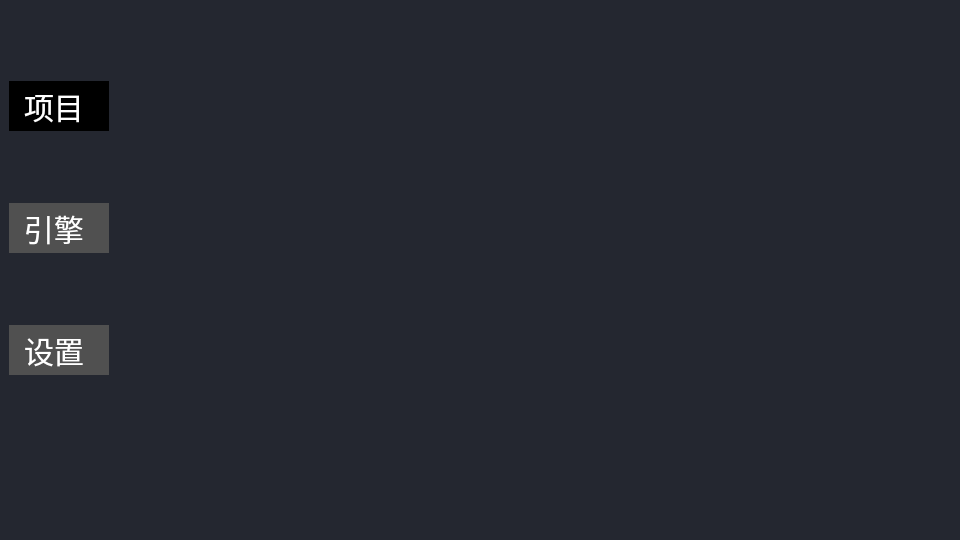
gameguo/cute_editor, file src/editor/cute_window.ui: the form before one commit.
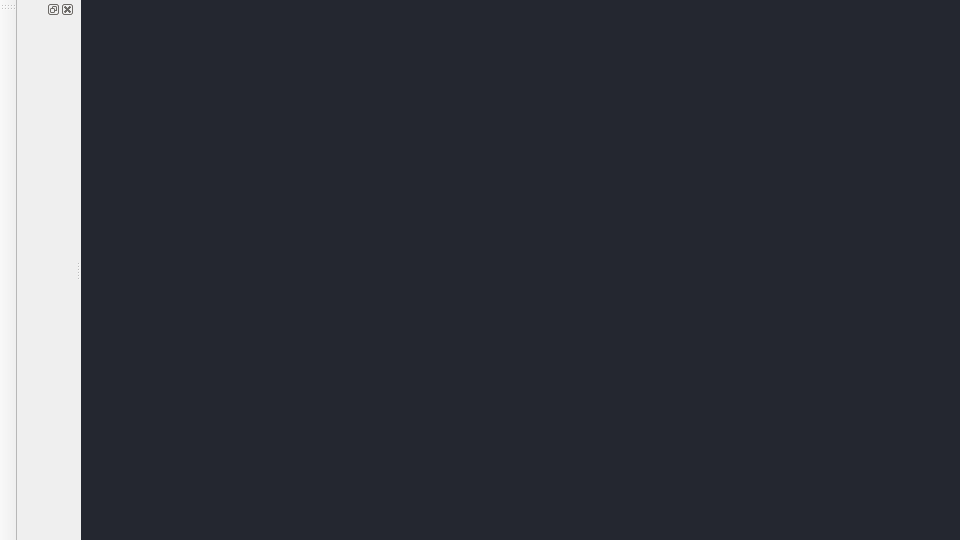
The form after the commit.

```diff
--- a/src/editor/cute_window.ui
+++ b/src/editor/cute_window.ui
@@ -25,158 +25,43 @@
 	background:rgb(36, 39, 48);
 }</string>
    </property>
-   <widget class="QWidget" name="verticalLayoutWidget">
-    <property name="geometry">
-     <rect>
-      <x>9</x>
-      <y>9</y>
-      <width>141</width>
-      <height>441</height>
-     </rect>
-    </property>
-    <layout class="QVBoxLayout" name="verticalLayout">
-     <property name="spacing">
-      <number>0</number>
+  </widget>
+  <widget class="QToolBar" name="toolBar">
+   <property name="windowTitle">
+    <string>toolBar</string>
+   </property>
+   <attribute name="toolBarArea">
+    <enum>LeftToolBarArea</enum>
+   </attribute>
+   <attribute name="toolBarBreak">
+    <bool>false</bool>
+   </attribute>
+  </widget>
+  <widget class="QDockWidget" name="dockWidget">
+   <attribute name="dockWidgetArea">
+    <number>1</number>
+   </attribute>
+   <widget class="QWidget" name="dockWidgetContents">
+    <widget class="QTabWidget" name="tabWidget">
+     <property name="geometry">
+      <rect>
+       <x>70</x>
+       <y>40</y>
+       <width>561</width>
+       <height>411</height>
+      </rect>
      </property>
-     <property name="sizeConstraint">
-      <enum>QLayout::SetDefaultConstraint</enum>
-     </property>
-     <property name="leftMargin">
-      <number>0</number>
-     </property>
-     <item>
-      <widget class="QRadioButton" name="radioButton">
-       <property name="styleSheet">
-        <string notr="true">QRadioButton {
-	border:0px;
-    font-size: 30px;
-	text-align:center;
-	spacing: -85px;
-    color: rgb(255, 255, 255);
-}
-QRadioButton::indicator {   /* indicator是一个子组件，这里的width和height分别指定按钮的宽和高 */
-	width: 100px;
-	height: 50px;
-}
-QRadioButton::indicator::unchecked {   /* 未选中时状态，也即正常状态 */
-    background: rgb(80, 80, 80);
-}
- 
-QRadioButton::indicator:unchecked:hover {   /* 未选中时，鼠标悬停时的状态 */
-    background:rgb(0, 0, 0);
-}
- 
-QRadioButton::indicator:unchecked:pressed {   /*未选中时，按钮下按时的状态 */
-    background:rgb(0, 0, 0);
-}
- 
-QRadioButton::indicator::checked {   /* 按钮选中时的状态 */
-    background:rgb(0, 0, 0);
-}
- 
-QRadioButton::indicator:checked:hover {   /* 按钮选中时，鼠标悬停状态 */
-	background:rgb(0, 0, 0);
-}
- 
-QRadioButton::indicator:checked:pressed { /* 按钮选中时，鼠标下按时的状态 */
-    background:rgb(0, 0, 0);
-}</string>
-       </property>
-       <property name="text">
-        <string>项目</string>
-       </property>
-       <property name="checked">
-        <bool>true</bool>
-       </property>
-      </widget>
-     </item>
-     <item>
-      <widget class="QRadioButton" name="radioButton_2">
-       <property name="styleSheet">
-        <string notr="true">QRadioButton {
-	border:0px;
-    font-size: 30px;
-	text-align:center;
-	spacing: -85px;
-    color: rgb(255, 255, 255);
-}
-QRadioButton::indicator {   /* indicator是一个子组件，这里的width和height分别指定按钮的宽和高 */
-	width: 100px;
-	height: 50px;
-}
-QRadioButton::indicator::unchecked {   /* 未选中时状态，也即正常状态 */
-    background: rgb(80, 80, 80);
-}
- 
-QRadioButton::indicator:unchecked:hover {   /* 未选中时，鼠标悬停时的状态 */
-    background:rgb(0, 0, 0);
-}
- 
-QRadioButton::indicator:unchecked:pressed {   /*未选中时，按钮下按时的状态 */
-    background:rgb(0, 0, 0);
-}
- 
-QRadioButton::indicator::checked {   /* 按钮选中时的状态 */
-    background:rgb(0, 0, 0);
-}
- 
-QRadioButton::indicator:checked:hover {   /* 按钮选中时，鼠标悬停状态 */
-	background:rgb(0, 0, 0);
-}
- 
-QRadioButton::indicator:checked:pressed { /* 按钮选中时，鼠标下按时的状态 */
-    background:rgb(0, 0, 0);
-}</string>
-       </property>
-       <property name="text">
-        <string>引擎</string>
-       </property>
-      </widget>
-     </item>
-     <item>
-      <widget class="QRadioButton" name="radioButton_3">
-       <property name="styleSheet">
-        <string notr="true">QRadioButton {
-	border:0px;
-    font-size: 30px;
-	text-align:center;
-	spacing: -85px;
-    color: rgb(255, 255, 255);
-}
-QRadioButton::indicator {   /* indicator是一个子组件，这里的width和height分别指定按钮的宽和高 */
-	width: 100px;
-	height: 50px;
-}
-QRadioButton::indicator::unchecked {   /* 未选中时状态，也即正常状态 */
-    background: rgb(80, 80, 80);
-}
- 
-QRadioButton::indicator:unchecked:hover {   /* 未选中时，鼠标悬停时的状态 */
-    background:rgb(0, 0, 0);
-}
- 
-QRadioButton::indicator:unchecked:pressed {   /*未选中时，按钮下按时的状态 */
-    background:rgb(0, 0, 0);
-}
- 
-QRadioButton::indicator::checked {   /* 按钮选中时的状态 */
-    background:rgb(0, 0, 0);
-}
- 
-QRadioButton::indicator:checked:hover {   /* 按钮选中时，鼠标悬停状态 */
-	background:rgb(0, 0, 0);
-}
- 
-QRadioButton::indicator:checked:pressed { /* 按钮选中时，鼠标下按时的状态 */
-    background:rgb(0, 0, 0);
-}</string>
-       </property>
-       <property name="text">
-        <string>设置</string>
-       </property>
-      </widget>
-     </item>
-    </layout>
+     <widget class="QWidget" name="tab">
+      <attribute name="title">
+       <string>Tab 1</string>
+      </attribute>
+     </widget>
+     <widget class="QWidget" name="tab_2">
+      <attribute name="title">
+       <string>Tab 2</string>
+      </attribute>
+     </widget>
+    </widget>
    </widget>
   </widget>
  </widget>
```
